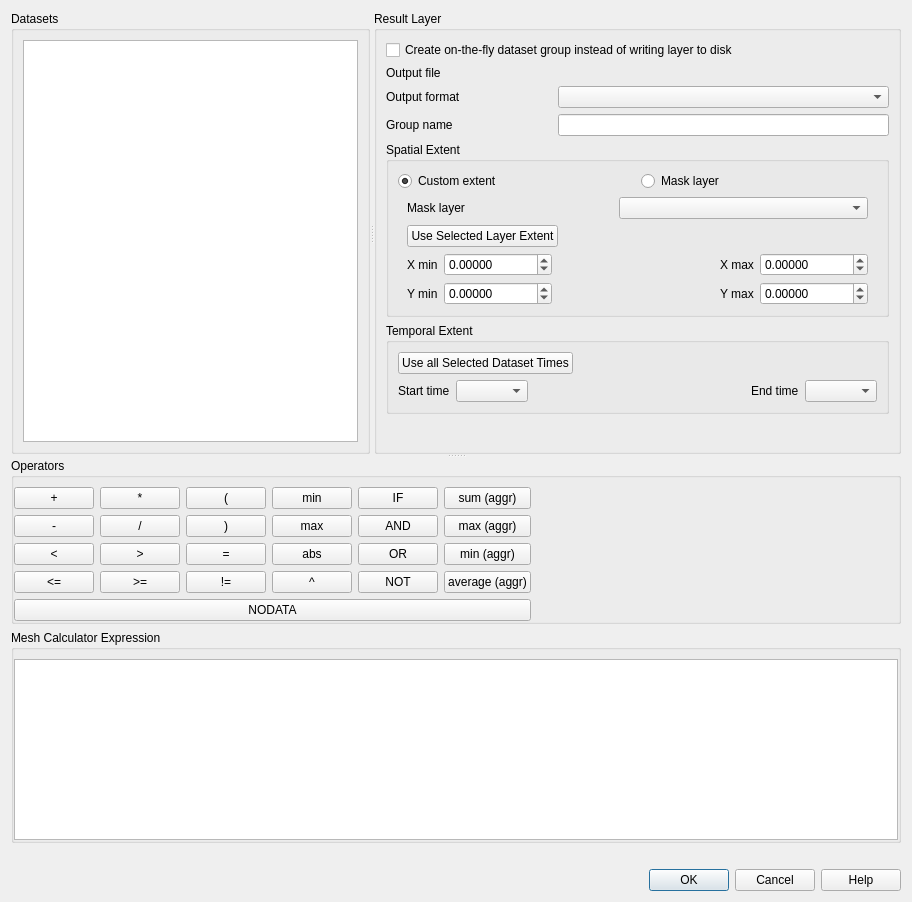
Old version of the form src/ui/mesh/qgsmeshcalculatordialogbase.ui in the repository nextgis/nextgisqgis.
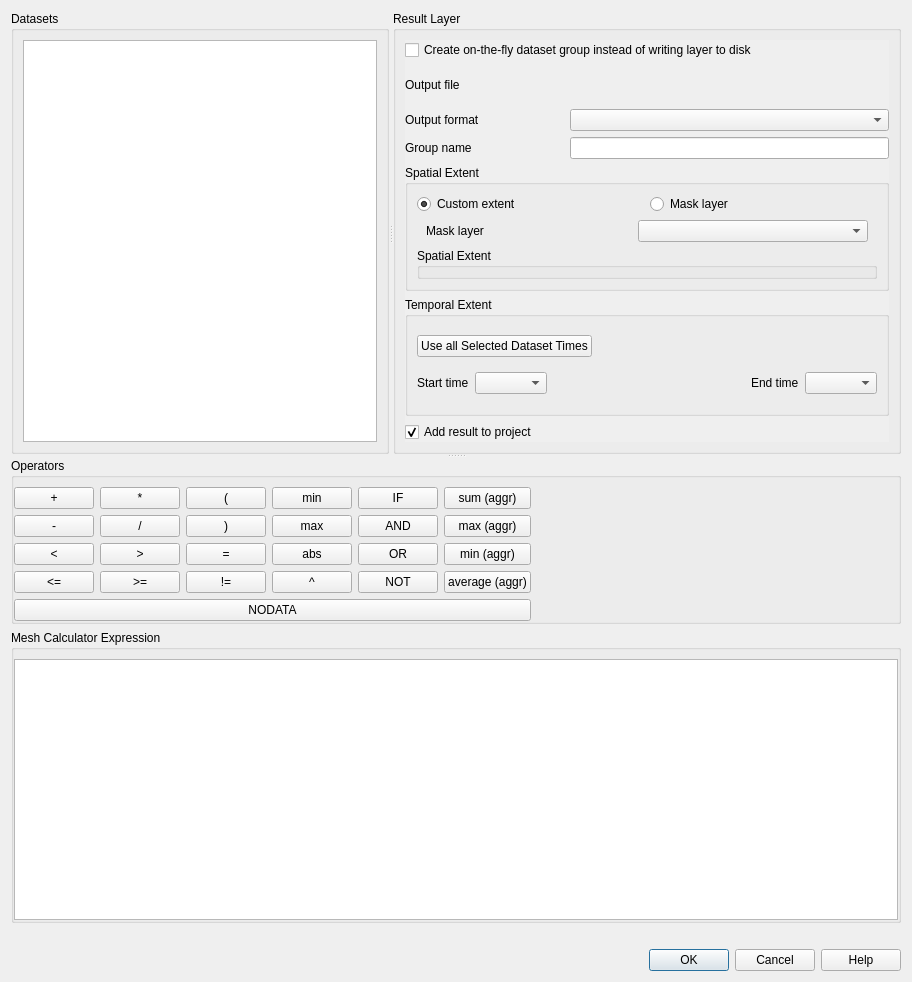
New version of the form. Custom widgets are drawn as their Qt base class.

What changed in the file:
```diff
--- a/src/ui/mesh/qgsmeshcalculatordialogbase.ui
+++ b/src/ui/mesh/qgsmeshcalculatordialogbase.ui
@@ -7,7 +7,7 @@
     <x>0</x>
     <y>0</y>
     <width>912</width>
-    <height>902</height>
+    <height>982</height>
    </rect>
   </property>
   <property name="windowTitle">
@@ -15,6 +15,36 @@
   </property>
   <layout class="QVBoxLayout" name="verticalLayout_3">
    <item>
+    <widget class="QgsScrollArea" name="scrollArea_2">
+     <property name="frameShape">
+      <enum>QFrame::Shape::NoFrame</enum>
+     </property>
+     <property name="widgetResizable">
+      <bool>true</bool>
+     </property>
+     <widget class="QWidget" name="scrollAreaWidgetContents_2">
+      <property name="geometry">
+       <rect>
+        <x>0</x>
+        <y>0</y>
+        <width>900</width>
+        <height>906</height>
+       </rect>
+      </property>
+      <layout class="QVBoxLayout" name="verticalLayout_7">
+       <property name="leftMargin">
+        <number>0</number>
+       </property>
+       <property name="topMargin">
+        <number>0</number>
+       </property>
+       <property name="rightMargin">
+        <number>0</number>
+       </property>
+       <property name="bottomMargin">
+        <number>0</number>
+       </property>
+       <item>
     <widget class="QSplitter" name="splitter_2">
      <property name="orientation">
       <enum>Qt::Vertical</enum>
@@ -39,6 +69,36 @@
        </property>
        <layout class="QVBoxLayout" name="verticalLayout_4">
         <item>
+             <widget class="QgsScrollArea" name="scrollArea">
+              <property name="frameShape">
+               <enum>QFrame::Shape::NoFrame</enum>
+              </property>
+              <property name="widgetResizable">
+               <bool>true</bool>
+              </property>
+              <widget class="QWidget" name="scrollAreaWidgetContents">
+               <property name="geometry">
+                <rect>
+                 <x>0</x>
+                 <y>0</y>
+                 <width>509</width>
+                 <height>406</height>
+                </rect>
+               </property>
+               <layout class="QVBoxLayout" name="verticalLayout_6">
+                <property name="leftMargin">
+                 <number>0</number>
+                </property>
+                <property name="topMargin">
+                 <number>0</number>
+                </property>
+                <property name="rightMargin">
+                 <number>0</number>
+                </property>
+                <property name="bottomMargin">
+                 <number>0</number>
+                </property>
+                <item>
          <layout class="QGridLayout" name="gridLayout_5">
           <item row="0" column="0" colspan="3">
            <widget class="QCheckBox" name="mUseVirtualProviderCheckBox">
@@ -174,138 +234,10 @@
             </widget>
            </item>
            <item>
-            <widget class="QWidget" name="extendBox" native="true">
-             <property name="sizePolicy">
-              <sizepolicy hsizetype="Minimum" vsizetype="Minimum">
-               <horstretch>0</horstretch>
-               <verstretch>0</verstretch>
-              </sizepolicy>
-             </property>
-             <layout class="QGridLayout" name="gridLayout_3">
-              <property name="topMargin">
-               <number>0</number>
-              </property>
-              <property name="bottomMargin">
-               <number>0</number>
-              </property>
-              <item row="2" column="4">
-               <widget class="QgsDoubleSpinBox" name="mXMaxSpinBox">
-                <property name="decimals">
-                 <number>5</number>
-                </property>
-                <property name="minimum">
-                 <double>-999999999.000000000000000</double>
-                </property>
-                <property name="maximum">
-                 <double>999999999.000000000000000</double>
-                </property>
-               </widget>
-              </item>
-              <item row="3" column="0">
-               <widget class="QLabel" name="mYMinLabel">
-                <property name="text">
-                 <string>Y min</string>
-                </property>
-               </widget>
-              </item>
-              <item row="2" column="3">
-               <widget class="QLabel" name="mXMaxLabel">
-                <property name="text">
-                 <string>X max</string>
-                </property>
-               </widget>
-              </item>
-              <item row="3" column="1">
-               <widget class="QgsDoubleSpinBox" name="mYMinSpinBox">
-                <property name="decimals">
-                 <number>5</number>
-                </property>
-                <property name="minimum">
-                 <double>-999999999.000000000000000</double>
-                </property>
-                <property name="maximum">
-                 <double>999999999.000000000000000</double>
-                </property>
-               </widget>
-              </item>
-              <item row="3" column="3">
-               <widget class="QLabel" name="mYMaxLabel">
-                <property name="text">
-                 <string>Y max</string>
-                </property>
-               </widget>
-              </item>
-              <item row="2" column="1">
-               <widget class="QgsDoubleSpinBox" name="mXMinSpinBox">
-                <property name="decimals">
-                 <number>5</number>
-                </property>
-                <property name="minimum">
-                 <double>-999999999.000000000000000</double>
-                </property>
-                <property name="maximum">
-                 <double>999999999.000000000000000</double>
-                </property>
-               </widget>
-              </item>
-              <item row="3" column="4">
-               <widget class="QgsDoubleSpinBox" name="mYMaxSpinBox">
-                <property name="decimals">
-                 <number>5</number>
-                </property>
-                <property name="minimum">
-                 <double>-999999999.000000000000000</double>
-                </property>
-                <property name="maximum">
-                 <double>999999999.000000000000000</double>
-                </property>
-               </widget>
-              </item>
-              <item row="2" column="0">
-               <widget class="QLabel" name="mXMinLabel">
-                <property name="text">
-                 <string>X min</string>
-                </property>
-               </widget>
-              </item>
-              <item row="1" column="0" colspan="5">
-               <layout class="QHBoxLayout" name="horizontalLayout">
-                <item>
-                 <widget class="QPushButton" name="mCurrentLayerExtentButton">
-                  <property name="text">
-                   <string>Use Selected Layer Extent</string>
-                  </property>
-                 </widget>
-                </item>
-                <item>
-                 <spacer name="horizontalSpacer_3">
-                  <property name="orientation">
-                   <enum>Qt::Horizontal</enum>
-                  </property>
-                  <property name="sizeHint" stdset="0">
-                   <size>
-                    <width>40</width>
-                    <height>20</height>
-                   </size>
-                  </property>
-                 </spacer>
-                </item>
-               </layout>
-              </item>
-              <item row="2" column="2">
-               <spacer name="horizontalSpacer_4">
-                <property name="orientation">
-                 <enum>Qt::Horizontal</enum>
-                </property>
-                <property name="sizeHint" stdset="0">
-                 <size>
-                  <width>40</width>
-                  <height>20</height>
-                 </size>
-                </property>
-               </spacer>
-              </item>
-             </layout>
+                    <widget class="QgsExtentGroupBox" name="mExtentGroupBox">
+                     <property name="title">
+                      <string>Spatial Extent</string>
+                     </property>
             </widget>
            </item>
           </layout>
@@ -378,17 +310,18 @@
          </widget>
         </item>
         <item>
-         <spacer name="verticalSpacer">
-          <property name="orientation">
-           <enum>Qt::Vertical</enum>
-          </property>
-          <property name="sizeHint" stdset="0">
-           <size>
-            <width>20</width>
-            <height>40</height>
-           </size>
-          </property>
-         </spacer>
+                 <widget class="QCheckBox" name="mAddResultToProjectCheckBox">
+                  <property name="text">
+                   <string>Add result to project</string>
+                  </property>
+                  <property name="checked">
+                   <bool>true</bool>
+                  </property>
+                 </widget>
+                </item>
+               </layout>
+              </widget>
+             </widget>
         </item>
        </layout>
       </widget>
@@ -626,6 +559,10 @@
      </widget>
     </widget>
    </item>
+      </layout>
+     </widget>
+    </widget>
+   </item>
    <item>
     <widget class="QLabel" name="mExpressionValidLabel">
      <property name="text">
@@ -662,9 +599,16 @@
    <container>1</container>
   </customwidget>
   <customwidget>
-   <class>QgsDoubleSpinBox</class>
-   <extends>QDoubleSpinBox</extends>
-   <header>qgsdoublespinbox.h</header>
+   <class>QgsExtentGroupBox</class>
+   <extends>QGroupBox</extends>
+   <header>qgsextentgroupbox.h</header>
+   <container>1</container>
+  </customwidget>
+  <customwidget>
+   <class>QgsScrollArea</class>
+   <extends>QScrollArea</extends>
+   <header>qgsscrollarea.h</header>
+   <container>1</container>
   </customwidget>
   <customwidget>
    <class>QgsMapLayerComboBox</class>
```
Left out of the diff: 63 changed lines with no effect on the pictures. Lines whose indentation alone changed are shown as unchanged.
